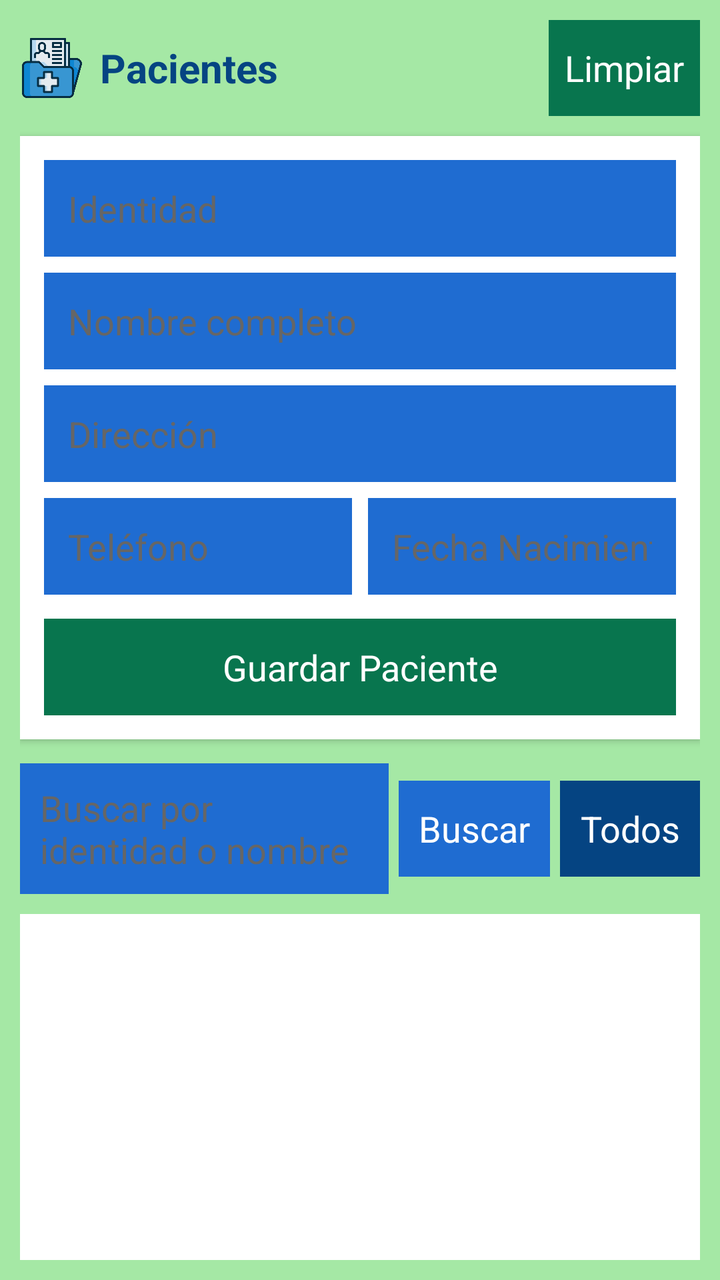
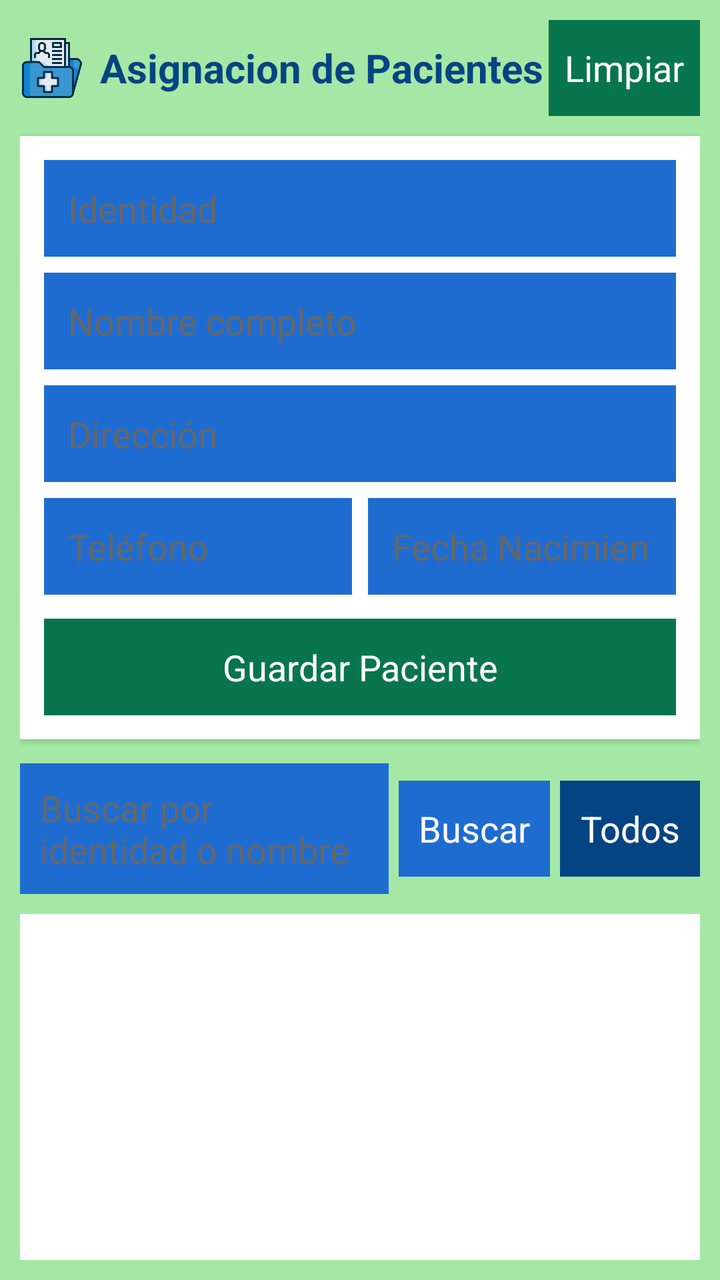

Screens rendered from an Android XML layout before and after an edit, with the pre-edit source and the edit as a unified diff.
<!-- AndroidManifest.xml: application theme android:Theme.Holo.Light -->
<!-- res/layout/activity_pacientes.xml -->
<?xml version="1.0" encoding="utf-8"?>
<LinearLayout xmlns:android="http://schemas.android.com/apk/res/android"
    android:layout_width="match_parent"
    android:layout_height="match_parent"
    android:background="#A5E8A5"
    android:orientation="vertical"
    android:padding="10dp" >

    
    <LinearLayout
        android:layout_width="match_parent"
        android:layout_height="wrap_content"
        android:orientation="horizontal"
        android:gravity="center_vertical">

        <ImageView
            android:layout_width="32dp"
            android:layout_height="32dp"
            android:src="@drawable/pacientes"
            android:contentDescription="Logo Pacientes"/>

        <TextView
            android:layout_width="wrap_content"
            android:layout_height="wrap_content"
            android:text="Pacientes"
            android:textSize="20sp"
            android:textStyle="bold"
            android:textColor="#054482"
            android:layout_marginStart="8dp"/>

        <View 
            android:layout_width="0dp" 
            android:layout_height="1dp" 
            android:layout_weight="1"/>

        <Button
            android:id="@+id/btnLimpiar"
            android:layout_width="wrap_content"
            android:layout_height="wrap_content"
            android:text="Limpiar"
            android:textColor="#FFFFFF"
            android:background="#08754E"
            android:padding="8dp"/>
    </LinearLayout>

    
    <LinearLayout
        android:layout_width="match_parent"
        android:layout_height="wrap_content"
        android:layout_marginTop="10dp"
        android:background="#FFFFFF"
        android:orientation="vertical"
        android:padding="12dp"
        android:elevation="2dp">

        <EditText
            android:id="@+id/etIdentidad"
            android:layout_width="match_parent"
            android:layout_height="wrap_content"
            android:hint="Identidad"
            android:inputType="text"
            android:padding="12dp"
            android:textColor="#08274F"
            android:textColorHint="#666666"
            android:background="#F0F4F8"
            android:backgroundTint="#1F6CD1"/>

        <EditText
            android:id="@+id/etNombre"
            android:layout_width="match_parent"
            android:layout_height="wrap_content"
            android:hint="Nombre completo"
            android:inputType="text"
            android:padding="12dp"
            android:layout_marginTop="8dp"
            android:textColor="#08274F"
            android:textColorHint="#666666"
            android:background="#F0F4F8"
            android:backgroundTint="#1F6CD1"/>

        <EditText
            android:id="@+id/etDireccion"
            android:layout_width="match_parent"
            android:layout_height="wrap_content"
            android:hint="Dirección"
            android:inputType="text"
            android:padding="12dp"
            android:layout_marginTop="8dp"
            android:textColor="#08274F"
            android:textColorHint="#666666"
            android:background="#F0F4F8"
            android:backgroundTint="#1F6CD1"/>

        <LinearLayout
            android:layout_width="match_parent"
            android:layout_height="wrap_content"
            android:orientation="horizontal"
            android:layout_marginTop="8dp">

            <EditText
                android:id="@+id/etTelefono"
                android:layout_width="0dp"
                android:layout_height="wrap_content"
                android:layout_weight="1"
                android:hint="Teléfono"
                android:inputType="phone"
                android:padding="12dp"
                android:textColor="#08274F"
                android:textColorHint="#666666"
                android:background="#F0F4F8"
                android:backgroundTint="#1F6CD1"/>

            <EditText
                android:id="@+id/etFechaNac"
                android:layout_width="0dp"
                android:layout_height="wrap_content"
                android:layout_weight="1"
                android:layout_marginLeft="8dp"
                android:hint="Fecha Nacimiento"
                android:inputType="date"
                android:padding="12dp"
                android:textColor="#08274F"
                android:textColorHint="#666666"
                android:background="#F0F4F8"
                android:backgroundTint="#1F6CD1"/>
        </LinearLayout>

        <Button
            android:id="@+id/btnGuardar"
            android:layout_width="match_parent"
            android:layout_height="wrap_content"
            android:text="Guardar Paciente"
            android:textColor="#FFFFFF"
            android:background="#08754E"
            android:padding="12dp"
            android:layout_marginTop="12dp"/>
    </LinearLayout>

    
    <LinearLayout
        android:layout_width="match_parent"
        android:layout_height="wrap_content"
        android:orientation="horizontal"
        android:layout_marginTop="12dp">

        <EditText
            android:id="@+id/etBuscar"
            android:layout_width="0dp"
            android:layout_height="wrap_content"
            android:layout_weight="1"
            android:hint="Buscar por identidad o nombre"
            android:padding="10dp"
            android:textColor="#08274F"
            android:textColorHint="#666666"
            android:background="#F0F4F8"
            android:backgroundTint="#1F6CD1"/>

        <Button
            android:id="@+id/btnBuscar"
            android:layout_width="wrap_content"
            android:layout_height="wrap_content"
            android:text="Buscar"
            android:textColor="#FFFFFF"
            android:background="#1F6CD1"
            android:padding="10dp"
            android:layout_marginLeft="5dp"/>

        <Button
            android:id="@+id/btnListar"
            android:layout_width="wrap_content"
            android:layout_height="wrap_content"
            android:text="Todos"
            android:textColor="#FFFFFF"
            android:background="#054482"
            android:padding="10dp"
            android:layout_marginLeft="5dp"/>
    </LinearLayout>

    
    <ListView
        android:id="@+id/lvPacientes"
        android:layout_width="match_parent"
        android:layout_height="0dp"
        android:layout_weight="1"
        android:layout_marginTop="10dp"
        android:background="#FFFFFF"
        android:padding="5dp"/>
</LinearLayout>
<!-- resources referenced by this layout -->
<resources>
  <!-- drawable pacientes: png bitmap (drawable-ldpi, 16137 bytes) -->
</resources>

<!-- the commit's change to res/layout/activity_pacientes.xml (unified diff, before → after) -->
@@ -22,7 +22,7 @@
         <TextView
             android:layout_width="wrap_content"
             android:layout_height="wrap_content"
-            android:text="Pacientes"
+            android:text="Asignacion de Pacientes"
             android:textSize="20sp"
             android:textStyle="bold"
             android:textColor="#054482"
